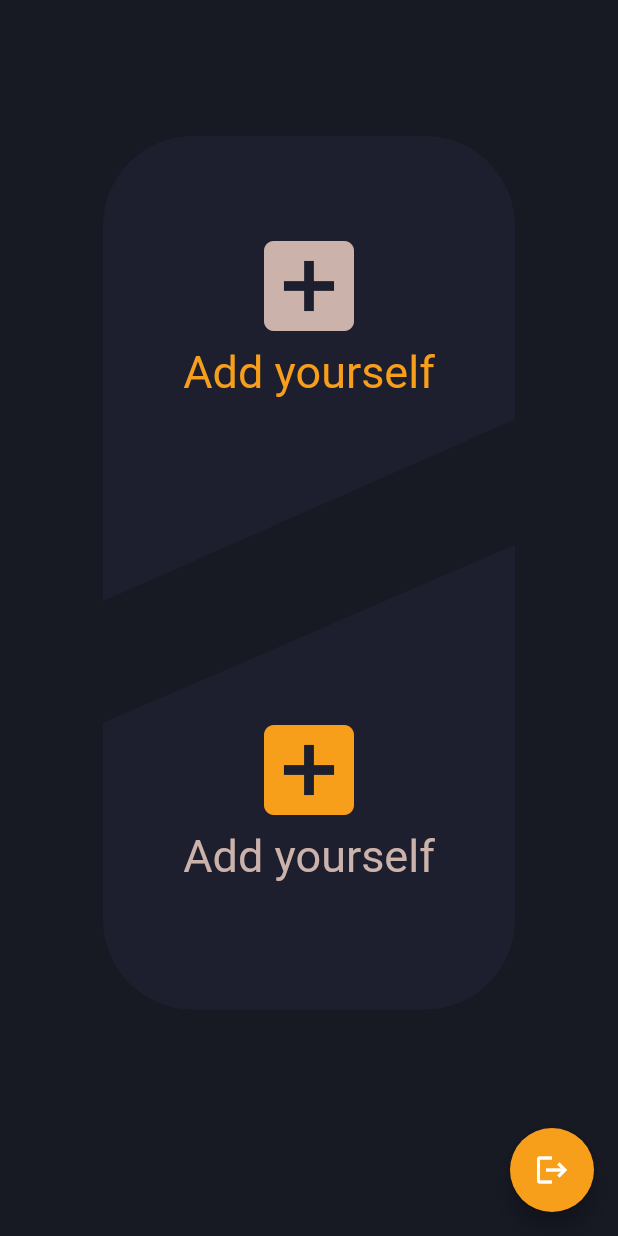
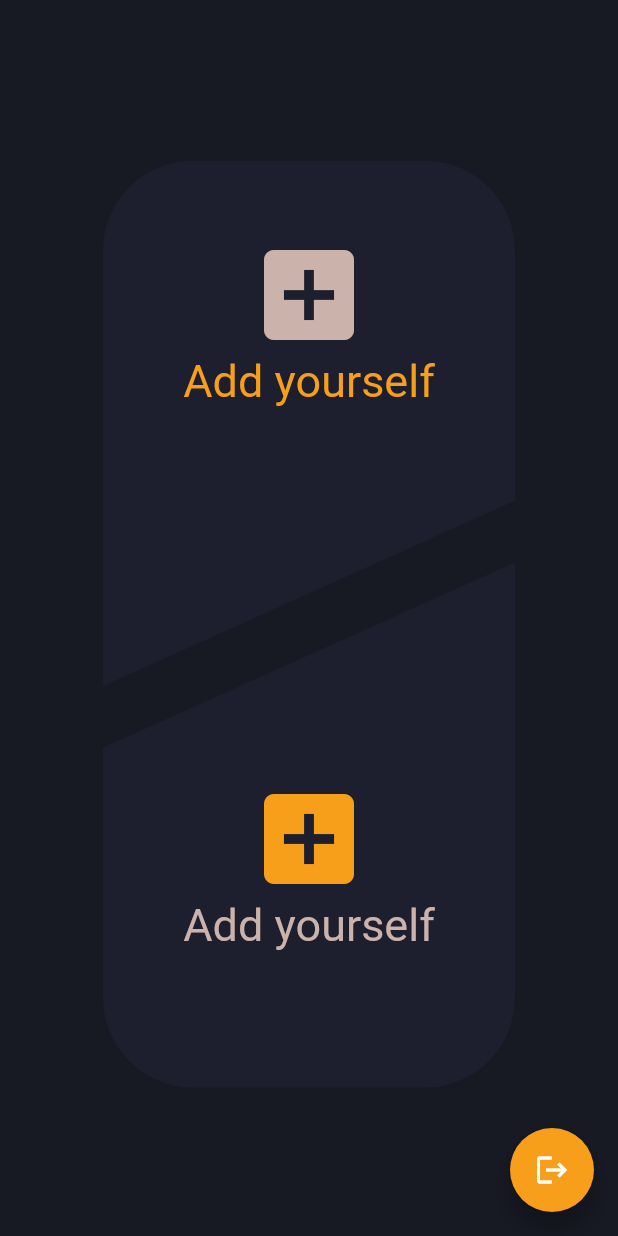
Before and after one commit to Viserion-stack/advMe, a Flutter app: the screen it shows once a user with an empty profile is signed in, on a phone screen of 412 x 824 dp. Run offline on Flutter 3.47's test engine with Material 2 defaults, Android fonts, the phone set to English and light mode, and no system bars; our stand-ins replace cloud_firestore, firebase_auth, firebase_core, google_fonts, simple_animations; missing offline and left inert: clip_shadow; accounts and stored records are empty.

Commit message:
Add media query to define size of widgets

```diff
--- a/lib/screens/home_screen.dart
+++ b/lib/screens/home_screen.dart
@@ -4,8 +4,6 @@ import 'package:firebase_auth/firebase_auth.dart';
 import 'package:flutter/cupertino.dart';
 import 'package:flutter/material.dart';
 import 'package:flutter/rendering.dart';
-
-
 
 class HomeScreen extends StatefulWidget {
   HomeScreen({Key key}) : super(key: key);
@@ -23,7 +21,8 @@ class _HomeScreenState extends State<HomeScreen> {
 
       body: Stack(
         children: [
-          Column(
+          SizedBox.expand(
+            child: Column(
               children: [
                 ClipShadow(
                   child: Container(
@@ -63,9 +62,10 @@ class _HomeScreenState extends State<HomeScreen> {
                 ),
               ],
             ),
+          ),
           Positioned(
             left: MediaQuery.of(context).size.width / 6,
-            top: MediaQuery.of(context).size.height * 0.11,
+            top: MediaQuery.of(context).size.height * 0.13,
             right: MediaQuery.of(context).size.width / 6,
             child: RotationTransition(
               turns: AlwaysStoppedAnimation(0 / 360),
@@ -78,8 +78,8 @@ class _HomeScreenState extends State<HomeScreen> {
                         topRight: Radius.circular(60)),
                     //color: Color(0x80464656)
                   ),
-                  width: 280,
-                  height: 360,
+                  width: MediaQuery.of(context).size.width * 0.6,
+                  height: MediaQuery.of(context).size.height * 0.5,
                   child: Stack(
                     children: [
                       Positioned.fill(
@@ -98,8 +98,8 @@ class _HomeScreenState extends State<HomeScreen> {
                                     topLeft: Radius.circular(60),
                                     topRight: Radius.circular(60)),
                               ),
-                              width: 190,
-                              height: 230,
+                              width: MediaQuery.of(context).size.width * 0.6,
+                              height: MediaQuery.of(context).size.height * 0.5,
                             ),
                           ),
                         ),
@@ -107,7 +107,7 @@ class _HomeScreenState extends State<HomeScreen> {
                       Center(
                           child: Column(children: [
                         SizedBox(
-                          height: 60,
+                          height: MediaQuery.of(context).size.height * 0.06,
                         ),
                         Icon(
                           Icons.add_box,
@@ -140,10 +140,9 @@ class _HomeScreenState extends State<HomeScreen> {
                     borderRadius: BorderRadius.only(
                         bottomLeft: Radius.circular(60),
                         bottomRight: Radius.circular(60)),
-
                   ),
-                  width: 280,
-                  height: 360,
+                  width: MediaQuery.of(context).size.width * 0.6,
+                  height: MediaQuery.of(context).size.height * 0.5,
                   child: Stack(
                     children: [
                       Positioned.fill(
@@ -162,8 +161,8 @@ class _HomeScreenState extends State<HomeScreen> {
                                     bottomLeft: Radius.circular(60),
                                     bottomRight: Radius.circular(60)),
                               ),
-                              width: 190,
-                              height: 230,
+                              width: MediaQuery.of(context).size.width * 0.6,
+                              height: MediaQuery.of(context).size.height * 0.5,
                             ),
                           ),
                         ),
@@ -171,7 +170,7 @@ class _HomeScreenState extends State<HomeScreen> {
                       Center(
                           child: Column(children: [
                         SizedBox(
-                          height: 160,
+                          height: MediaQuery.of(context).size.height * 0.25,
                         ),
                         Icon(
                           Icons.add_box,
@@ -209,8 +208,6 @@ class _HomeScreenState extends State<HomeScreen> {
 class BackgroundClipper extends CustomClipper<Path> {
   @override
   Path getClip(Size size) {
-
-
     var path = Path();
 
     path.moveTo(0, size.height * 0.33);
@@ -231,8 +228,6 @@ class BackgroundClipper extends CustomClipper<Path> {
 class BackgroundClipperUp extends CustomClipper<Path> {
   @override
   Path getClip(Size size) {
-
-
     var path = Path();
 
     path.moveTo(size.width, size.height);
@@ -253,16 +248,14 @@ class BackgroundClipperUp extends CustomClipper<Path> {
 class BackgroundClipperButtonUp extends CustomClipper<Path> {
   @override
   Path getClip(Size size) {
-
-
     var path = Path();
 
     path.moveTo(size.width, size.height);
 
     path.lineTo(size.width, 0);
     path.lineTo(0, 0);
-    path.lineTo(0, size.height - 50);
-    path.lineTo(size.width, (size.height * 0.33) + 70);
+    path.lineTo(0, size.height * 0.85);
+    path.lineTo(size.width, (size.height * 0.55) );
     return path;
   }
 
@@ -275,16 +268,14 @@ class BackgroundClipperButtonUp extends CustomClipper<Path> {
 class BackgroundClipperButtonDown extends CustomClipper<Path> {
   @override
   Path getClip(Size size) {
-
-
     var path = Path();
 
     path.moveTo(0, size.height * 0.33);
 
     path.lineTo(0, size.height);
     path.lineTo(size.width, size.height);
-    path.lineTo(size.width, 50);
-    path.lineTo(0, size.height * 0.33 + 50);
+    path.lineTo(size.width, (size.height * 0.15));
+    path.lineTo(0, size.height * 0.45 );
     return path;
   }
 
```
Lines whose indentation alone changed are shown as unchanged.
